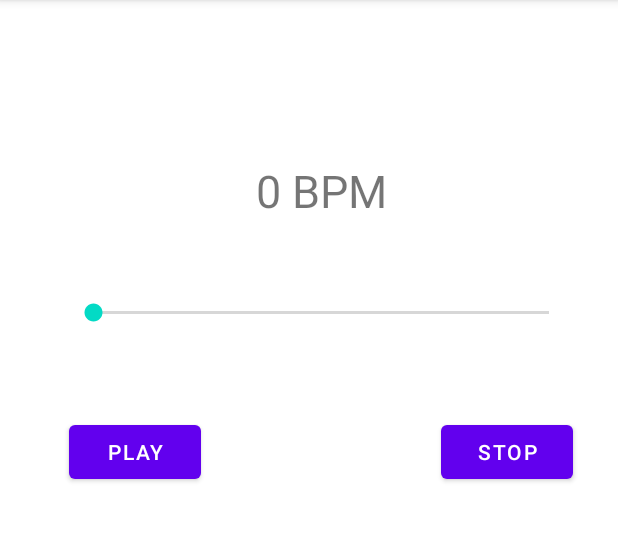
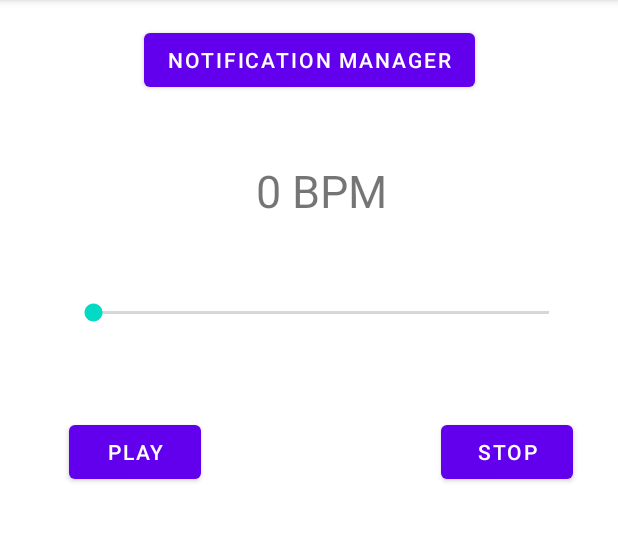
Before and after one commit to dogukandmrl/kotlin-pratice-apps, an Android app: the screen it shows after launch (MainActivity), on a phone screen of 412 x 824 dp, the part 84-626 px from its top. Run offline under Robolectric (Android 15) with nearby library versions, the phone set to English and light mode, and no system bars.

Commit message:
Notification button add

```diff
--- a/MetronomeApp/app/src/main/res/layout/activity_main.xml
+++ b/MetronomeApp/app/src/main/res/layout/activity_main.xml
@@ -31,8 +31,8 @@
         android:layout_width="0dp"
         android:layout_height="wrap_content"
         android:layout_marginTop="199dp"
+        android:max="100"
         android:min="0"
-        android:max="100"
         app:layout_constraintEnd_toEndOf="@+id/buttonStop"
         app:layout_constraintStart_toStartOf="@+id/buttonPlay"
         app:layout_constraintTop_toTopOf="parent" />
@@ -42,12 +42,22 @@
         android:layout_width="332dp"
         android:layout_height="48dp"
         android:layout_marginTop="103dp"
-        android:textSize="30sp"
         android:gravity="center"
         android:text="0 BPM"
+        android:textSize="30sp"
         app:layout_constraintEnd_toEndOf="@+id/seekBar"
         app:layout_constraintStart_toStartOf="@+id/seekBar"
         app:layout_constraintTop_toTopOf="parent" />
 
+    <Button
+        android:id="@+id/notificationButton"
+        android:layout_width="wrap_content"
+        android:layout_height="wrap_content"
+        android:layout_marginTop="16dp"
+        android:text="Notification Manager"
+        app:layout_constraintEnd_toEndOf="parent"
+        app:layout_constraintStart_toStartOf="parent"
+        app:layout_constraintTop_toTopOf="parent" />
+
 
 </androidx.constraintlayout.widget.ConstraintLayout>
```
